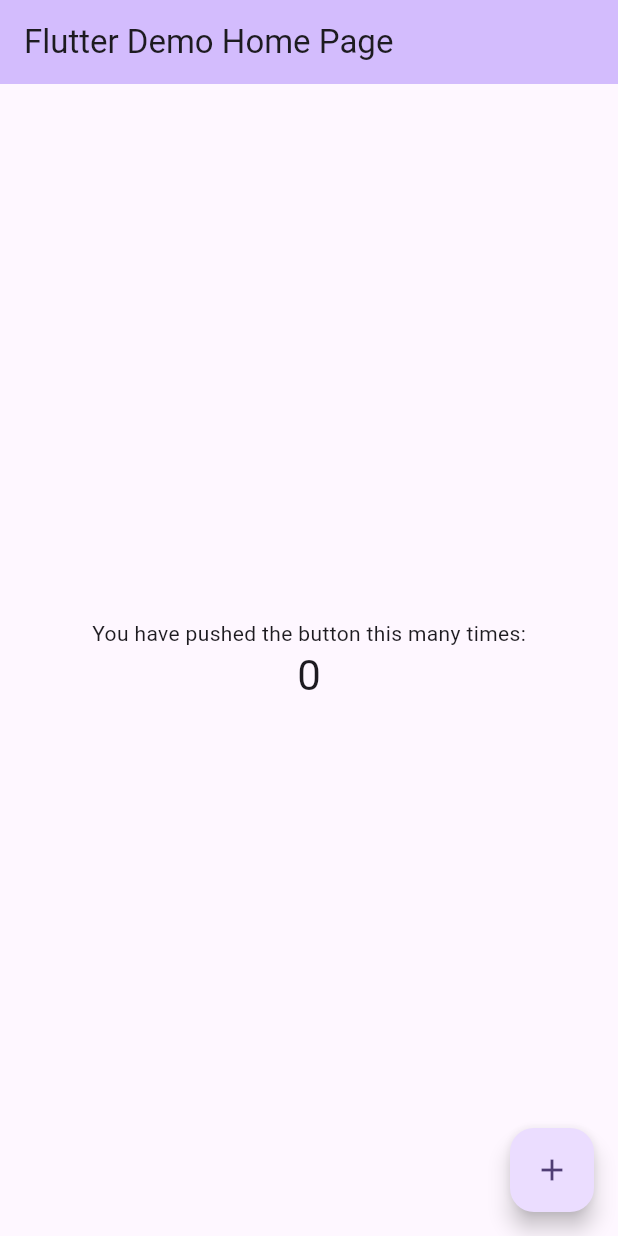
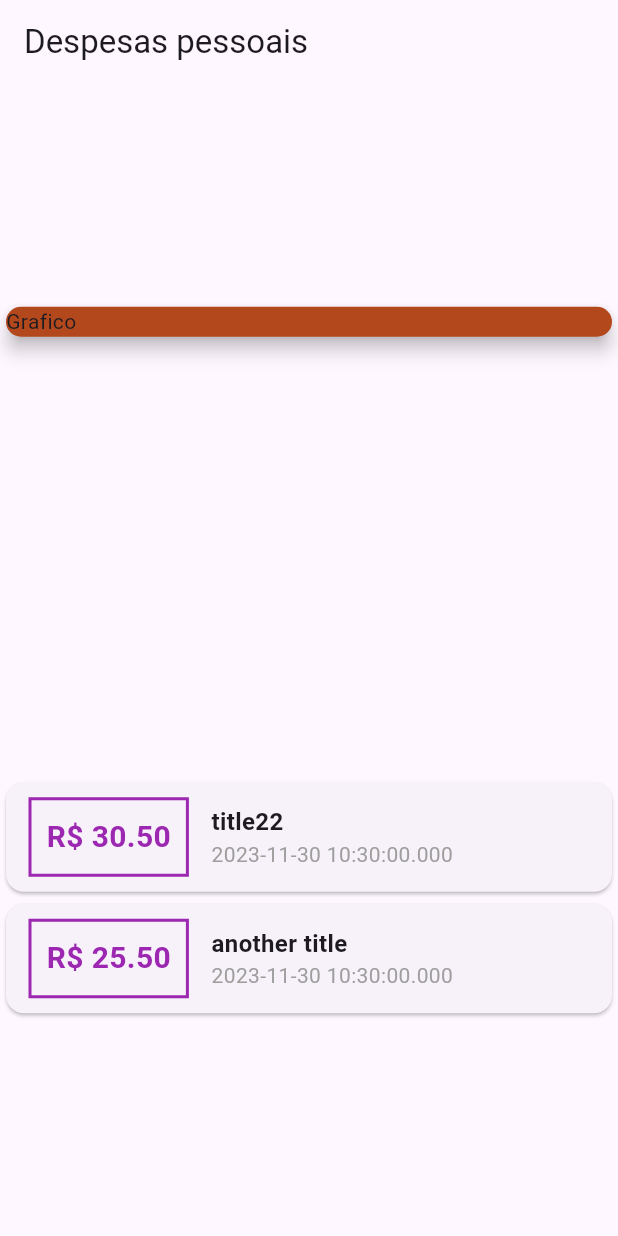
Before and after one commit to AbilioN/despesas_semanais_flutter, a Flutter app: the screen it shows after launch, on a phone screen of 412 x 824 dp. Run offline on Flutter 3.47's test engine with Material 3 defaults, Android fonts, the light colour scheme and no system bars.

Commit message:
basic card view

```diff
--- a/lib/main.dart
+++ b/lib/main.dart
@@ -1,125 +1,104 @@
+import 'package:despesas_semanais_flutter/models/transaction.dart';
 import 'package:flutter/material.dart';
 
-void main() {
-  runApp(const MyApp());
+main() {
+  runApp(const ExpensesApp());
 }
 
-class MyApp extends StatelessWidget {
-  const MyApp({super.key});
+class ExpensesApp extends StatelessWidget {
+  const ExpensesApp({super.key});
 
-  // This widget is the root of your application.
   @override
   Widget build(BuildContext context) {
     return MaterialApp(
-      title: 'Flutter Demo',
-      theme: ThemeData(
-        // This is the theme of your application.
-        //
-        // TRY THIS: Try running your application with "flutter run". You'll see
-        // the application has a purple toolbar. Then, without quitting the app,
-        // try changing the seedColor in the colorScheme below to Colors.green
-        // and then invoke "hot reload" (save your changes or press the "hot
-        // reload" button in a Flutter-supported IDE, or press "r" if you used
-        // the command line to start the app).
-        //
-        // Notice that the counter didn't reset back to zero; the application
-        // state is not lost during the reload. To reset the state, use hot
-        // restart instead.
-        //
-        // This works for code too, not just values: Most code changes can be
-        // tested with just a hot reload.
-        colorScheme: ColorScheme.fromSeed(seedColor: Colors.deepPurple),
-        useMaterial3: true,
-      ),
-      home: const MyHomePage(title: 'Flutter Demo Home Page'),
+      home: MyHomePage(),
     );
   }
 }
 
-class MyHomePage extends StatefulWidget {
-  const MyHomePage({super.key, required this.title});
+class MyHomePage extends StatelessWidget {
+  final _transactions = [
+    Transaction(
+      id: 't1',
+      title: 'title22',
+      value: 30.5,
+      date: DateTime.now(),
+    ),
+    Transaction(
+      id: 't2',
+      title: 'another title',
+      value: 25.5,
+      date: DateTime.now(),
+    )
+  ];
 
-  // This widget is the home page of your application. It is stateful, meaning
-  // that it has a State object (defined below) that contains fields that affect
-  // how it looks.
-
-  // This class is the configuration for the state. It holds the values (in this
-  // case the title) provided by the parent (in this case the App widget) and
-  // used by the build method of the State. Fields in a Widget subclass are
-  // always marked "final".
-
-  final String title;
-
-  @override
-  State<MyHomePage> createState() => _MyHomePageState();
-}
-
-class _MyHomePageState extends State<MyHomePage> {
-  int _counter = 0;
-
-  void _incrementCounter() {
-    setState(() {
-      // This call to setState tells the Flutter framework that something has
-      // changed in this State, which causes it to rerun the build method below
-      // so that the display can reflect the updated values. If we changed
-      // _counter without calling setState(), then the build method would not be
-      // called again, and so nothing would appear to happen.
-      _counter++;
-    });
-  }
+  MyHomePage({super.key});
 
   @override
   Widget build(BuildContext context) {
-    // This method is rerun every time setState is called, for instance as done
-    // by the _incrementCounter method above.
-    //
-    // The Flutter framework has been optimized to make rerunning build methods
-    // fast, so that you can just rebuild anything that needs updating rather
-    // than having to individually change instances of widgets.
     return Scaffold(
       appBar: AppBar(
-        // TRY THIS: Try changing the color here to a specific color (to
-        // Colors.amber, perhaps?) and trigger a hot reload to see the AppBar
-        // change color while the other colors stay the same.
-        backgroundColor: Theme.of(context).colorScheme.inversePrimary,
-        // Here we take the value from the MyHomePage object that was created by
-        // the App.build method, and use it to set our appbar title.
-        title: Text(widget.title),
+        title: const Text('Despesas pessoais'),
       ),
-      body: Center(
-        // Center is a layout widget. It takes a single child and positions it
-        // in the middle of the parent.
-        child: Column(
-          // Column is also a layout widget. It takes a list of children and
-          // arranges them vertically. By default, it sizes itself to fit its
-          // children horizontally, and tries to be as tall as its parent.
-          //
-          // Column has various properties to control how it sizes itself and
-          // how it positions its children. Here we use mainAxisAlignment to
-          // center the children vertically; the main axis here is the vertical
-          // axis because Columns are vertical (the cross axis would be
-          // horizontal).
-          //
-          // TRY THIS: Invoke "debug painting" (choose the "Toggle Debug Paint"
-          // action in the IDE, or press "p" in the console), to see the
-          // wireframe for each widget.
-          mainAxisAlignment: MainAxisAlignment.center,
-          children: <Widget>[
-            const Text(
-              'You have pushed the button this many times:',
+      body: Column(
+        mainAxisAlignment: MainAxisAlignment.spaceAround,
+        crossAxisAlignment: CrossAxisAlignment.center,
+        children: <Widget>[
+          Container(
+            width: double.infinity,
+            child: Card(
+              color: Color.fromRGBO(180, 72, 29, 1),
+              child: Text('Grafico'),
+              elevation: 5,
             ),
-            Text(
-              '$_counter',
-              style: Theme.of(context).textTheme.headlineMedium,
-            ),
-          ],
-        ),
+          ),
+          Column(children: <Widget>[
+            ..._transactions.map((tr) {
+              return Card(
+                child: Row(
+                  children: <Widget>[
+                    Container(
+                      margin: const EdgeInsets.symmetric(
+                        horizontal: 15,
+                        vertical: 10,
+                      ),
+                      decoration: BoxDecoration(
+                          border: Border.all(
+                        color: Colors.purple,
+                        width: 2,
+                      )),
+                      padding: const EdgeInsets.all(10),
+                      child: Text(
+                        'R\$ ${tr.value.toStringAsFixed(2)}',
+                        style: const TextStyle(
+                            fontWeight: FontWeight.bold,
+                            fontSize: 20,
+                            color: Colors.purple),
+                      ),
+                    ),
+                    Column(
+                      crossAxisAlignment: CrossAxisAlignment.start,
+                      children: <Widget>[
+                        Text(
+                          tr.title,
+                          style: const TextStyle(
+                            fontSize: 16,
+                            fontWeight: FontWeight.bold,
+                          ),
+                        ),
+                        Text(
+                          tr.date.toString(),
+                          style: const TextStyle(color: Colors.grey),
+                        )
+                      ],
+                    )
+                  ],
+                ),
+              );
+            }).toList(),
+          ])
+        ],
       ),
-      floatingActionButton: FloatingActionButton(
-        onPressed: _incrementCounter,
-        tooltip: 'Increment',
-        child: const Icon(Icons.add),
-      ), // This trailing comma makes auto-formatting nicer for build methods.
     );
   }
 }
--- /dev/null
+++ b/lib/models/transaction.dart
@@ -0,0 +1,13 @@
+class Transaction {
+  final String id;
+  final String title;
+  final double value;
+  final DateTime date;
+
+  Transaction({
+    required this.id,
+    required this.title,
+    required this.value,
+    required this.date,
+  });
+}
```
